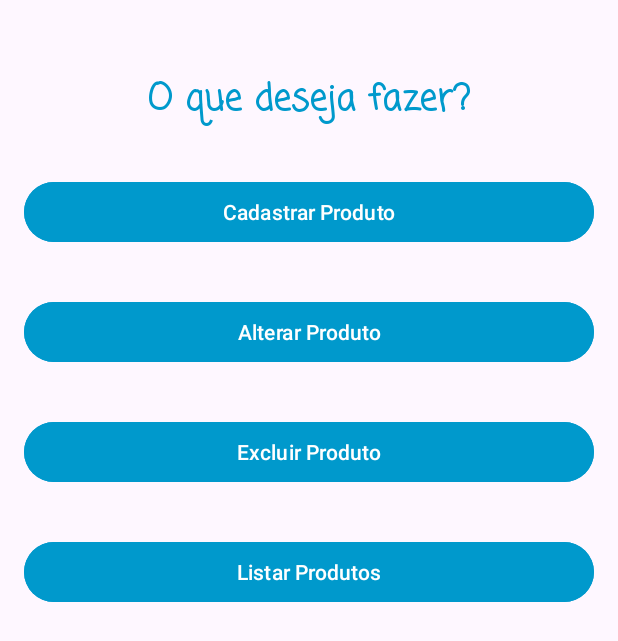
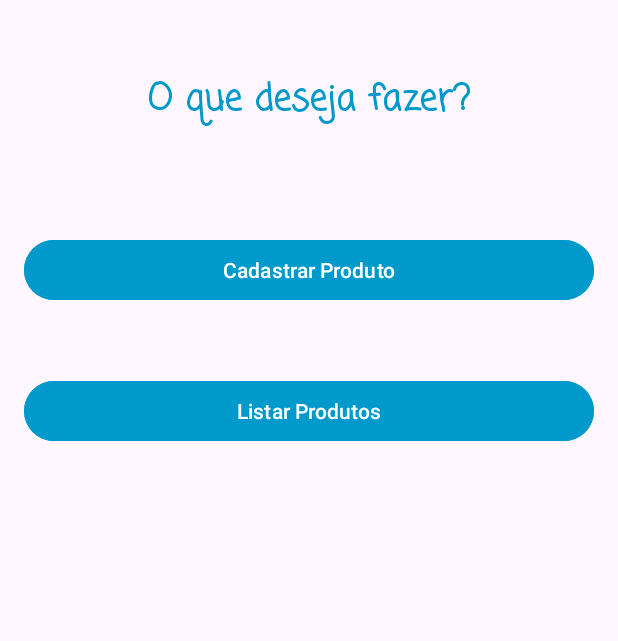
Before and after one commit to lucpc/IMDMarket, an Android app: the MenuActivity screen opened directly, with no data from a screen before it, on a phone screen of 412 x 824 dp. Shown: the top 641 px of the screen. Run offline under Robolectric (Android 15) with nearby library versions, the phone set to English and light mode, and no system bars.

```diff
--- a/app/src/main/java/com/example/imdmarket/DeleteActivity.kt
+++ b/app/src/main/java/com/example/imdmarket/DeleteActivity.kt
@@ -20,7 +20,7 @@ class DeleteActivity : AppCompatActivity() {
                 Toast.makeText(this, "O código do produto é obrigatório", Toast.LENGTH_SHORT).show()
             } else {
                 Toast.makeText(this, "Produto excluído com sucesso", Toast.LENGTH_SHORT).show()
-                finish() // Volta ao menu
+                finish()
             }
         }
     }
--- a/app/src/main/java/com/example/imdmarket/MenuActivity.kt
+++ b/app/src/main/java/com/example/imdmarket/MenuActivity.kt
@@ -4,6 +4,7 @@ import android.content.Intent
 import android.os.Bundle
 import androidx.appcompat.app.AppCompatActivity
 import com.example.imdmarket.databinding.ActivityMenuBinding
+
 
 class MenuActivity : AppCompatActivity() {
     private lateinit var binding: ActivityMenuBinding
@@ -18,16 +19,6 @@ class MenuActivity : AppCompatActivity() {
             startActivity(Intent(this, RegisterActivity::class.java))
         }
 
-        // Navegação para a Tela de Alteração
-        binding.btnAlterar.setOnClickListener {
-            startActivity(Intent(this, UpdateActivity::class.java))
-        }
-
-        // Navegação para a Tela de Exclusão
-        binding.btnExcluir.setOnClickListener {
-            startActivity(Intent(this, DeleteActivity::class.java))
-        }
-
         // Navegação para a Tela de Listagem
         binding.btnListar.setOnClickListener {
             startActivity(Intent(this, ListActivity::class.java))
--- a/app/src/main/res/layout/activity_menu.xml
+++ b/app/src/main/res/layout/activity_menu.xml
@@ -4,8 +4,8 @@
     xmlns:tools="http://schemas.android.com/tools"
     android:layout_width="match_parent"
     android:layout_height="match_parent"
+    android:background="?android:attr/colorBackground"
     android:padding="16dp"
-    android:background="?android:attr/colorBackground"
     tools:context=".MenuActivity">
 
     <!-- Título -->
@@ -13,68 +13,49 @@
         android:id="@+id/tvMenuTitle"
         android:layout_width="wrap_content"
         android:layout_height="wrap_content"
+        android:layout_gravity="center"
+        android:layout_marginTop="32dp"
+        android:clickable="true"
+        android:fontFamily="casual"
+        android:minHeight="48dp"
         android:text="O que deseja fazer?"
+        android:textColor="@android:color/holo_blue_dark"
         android:textSize="24sp"
         android:textStyle="bold"
-        android:fontFamily="casual"
-        android:textColor="@android:color/holo_blue_dark"
-        android:layout_gravity="center"
-        android:clickable="true"
-        app:layout_constraintTop_toTopOf="parent"
+        app:layout_constraintEnd_toEndOf="parent"
         app:layout_constraintStart_toStartOf="parent"
-        app:layout_constraintEnd_toEndOf="parent"
-        android:layout_marginTop="32dp" />
+        app:layout_constraintTop_toTopOf="parent" />
 
     <!-- Botão de Cadastro -->
+
+
+    <!-- Botão de Listagem -->
     <Button
         android:id="@+id/btnCadastrar"
         android:layout_width="0dp"
         android:layout_height="wrap_content"
+        android:layout_marginTop="60dp"
+        android:backgroundTint="@android:color/holo_blue_dark"
         android:text="Cadastrar Produto"
-        android:backgroundTint="@android:color/holo_blue_dark"
         android:textColor="@android:color/white"
+        app:layout_constraintEnd_toEndOf="parent"
+        app:layout_constraintHorizontal_bias="0.0"
+        app:layout_constraintStart_toStartOf="parent"
         app:layout_constraintTop_toBottomOf="@id/tvMenuTitle"
-        app:layout_constraintStart_toStartOf="parent"
-        app:layout_constraintEnd_toEndOf="parent"
-        android:layout_marginTop="32dp" />
+        tools:ignore="VisualLintButtonSize,TextContrastCheck" />
 
-    <!-- Botão de Alteração -->
-    <Button
-        android:id="@+id/btnAlterar"
-        android:layout_width="0dp"
-        android:layout_height="wrap_content"
-        android:text="Alterar Produto"
-        android:backgroundTint="@android:color/holo_blue_dark"
-        android:textColor="@android:color/white"
-        app:layout_constraintTop_toBottomOf="@id/btnCadastrar"
-        app:layout_constraintStart_toStartOf="parent"
-        app:layout_constraintEnd_toEndOf="parent"
-        android:layout_marginTop="32dp" />
-
-    <!-- Botão de Exclusão -->
-    <Button
-        android:id="@+id/btnExcluir"
-        android:layout_width="0dp"
-        android:layout_height="wrap_content"
-        android:text="Excluir Produto"
-        android:backgroundTint="@android:color/holo_blue_dark"
-        android:textColor="@android:color/white"
-        app:layout_constraintTop_toBottomOf="@id/btnAlterar"
-        app:layout_constraintStart_toStartOf="parent"
-        app:layout_constraintEnd_toEndOf="parent"
-        android:layout_marginTop="32dp" />
-
-    <!-- Botão de Listagem -->
     <Button
         android:id="@+id/btnListar"
         android:layout_width="0dp"
         android:layout_height="wrap_content"
+        android:layout_marginTop="234dp"
+        android:backgroundTint="@android:color/holo_blue_dark"
         android:text="Listar Produtos"
-        android:backgroundTint="@android:color/holo_blue_dark"
         android:textColor="@android:color/white"
-        app:layout_constraintTop_toBottomOf="@id/btnExcluir"
+        app:layout_constraintEnd_toEndOf="parent"
+        app:layout_constraintHorizontal_bias="0.0"
         app:layout_constraintStart_toStartOf="parent"
-        app:layout_constraintEnd_toEndOf="parent"
-        android:layout_marginTop="32dp" />
+        app:layout_constraintTop_toTopOf="parent"
+        tools:ignore="MissingConstraints,VisualLintButtonSize,TextContrastCheck" />
 
 </androidx.constraintlayout.widget.ConstraintLayout>
```
Also changed, not shown: app/src/main/java/com/example/imdmarket/DetailActivity.kt (+39 -32 lines), app/src/main/java/com/example/imdmarket/ListActivity.kt (+19 -12 lines), app/src/main/java/com/example/imdmarket/MainActivity.kt (+24 -4 lines), app/src/main/java/com/example/imdmarket/UpdateActivity.kt (+27 -17 lines), app/src/main/java/com/example/imdmarket/data/IMDMarketDatabaseHelper.kt (+16 -5 lines), app/src/main/res/layout/activity_detail.xml (+0 -8 lines), app/src/main/res/layout/activity_update.xml (+13 -1 lines).
